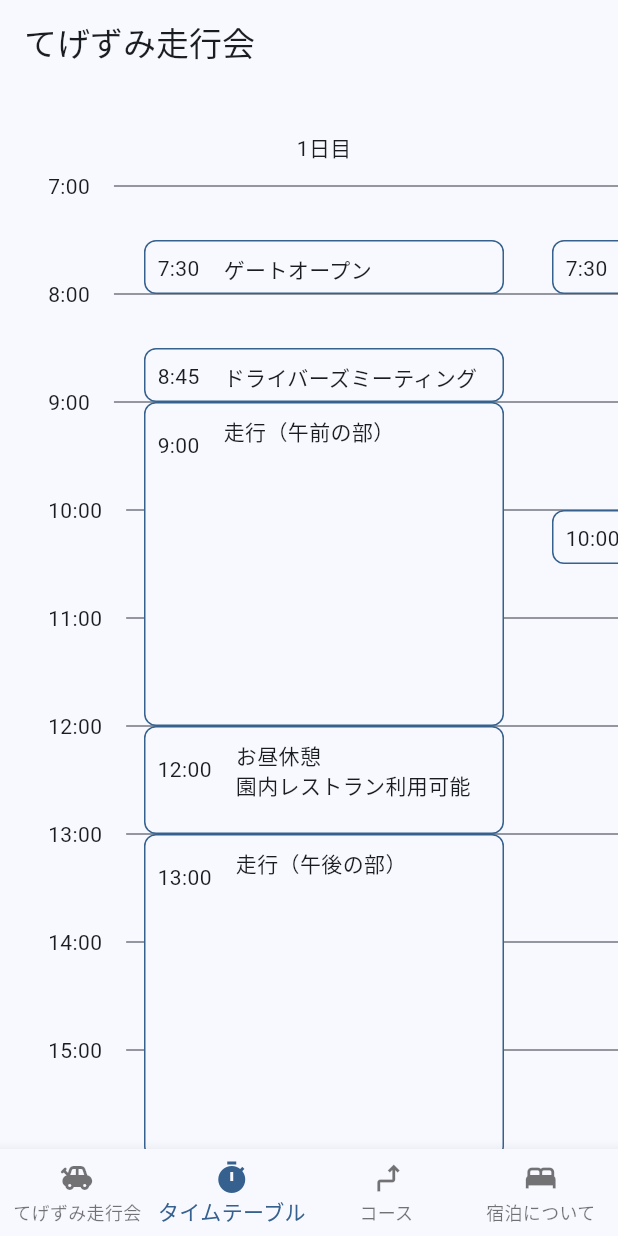
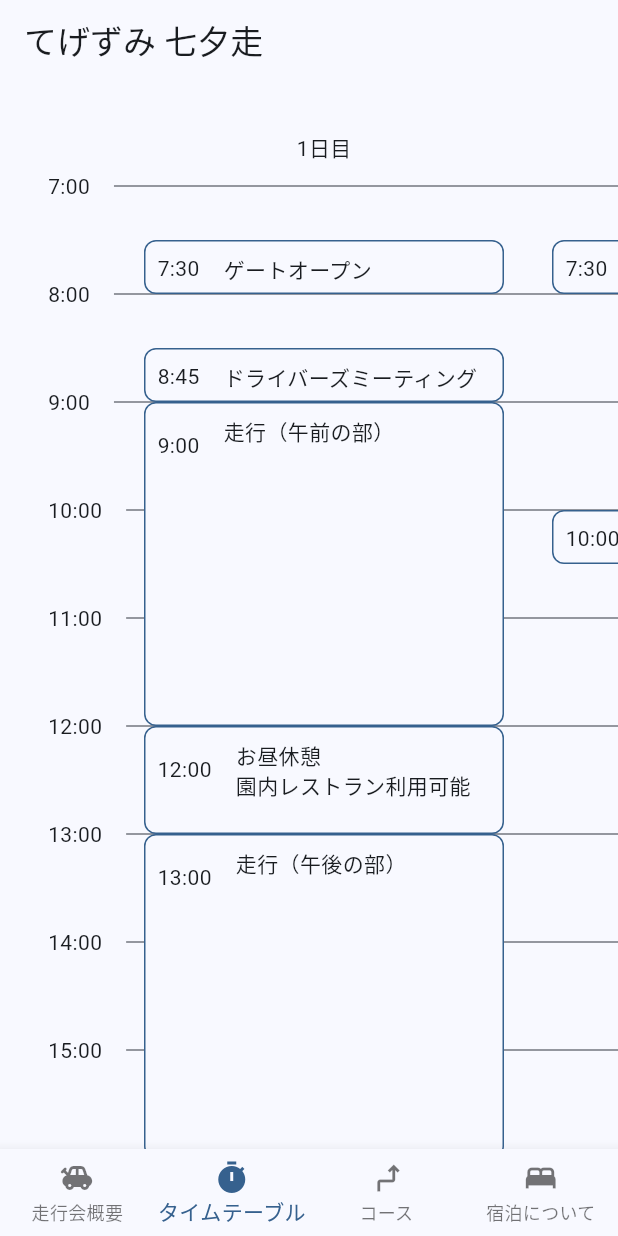
Before and after one commit to tegetege/tegezumi-soukoukai, a Flutter app: the screen it shows after launch, swiped to page 2, on a phone screen of 412 x 824 dp. Run offline on Flutter 3.47's test engine with Material 3 defaults, Android fonts, the phone set to English and light mode, and no system bars; our stand-ins replace flutter_hooks, google_fonts; missing offline and left inert: webviewx_plus.

Commit message:
2024年バージョンに修正

```diff
--- a/lib/course_page.dart
+++ b/lib/course_page.dart
@@ -10,22 +10,21 @@ class CoursePage extends StatelessWidget {
       child: Column(
         children: [
           Course(
-            title: '午前コース',
-            comments: 'トウセコメンツ\n'
-                '・午前コースはグリップで走ることを想定して作成しました.\n'
-                '  -> ラインの自由度を減らして、オンザレールに車をコントロール出来る必要があるようにしています.\n'
-                '・前半セクション(黒線&オレンジ線)は大きなコーナを利用しての荷重移動の練習を狙っています.\n'
-                '・青線セクションは小さなコーナで構成して、ハンドル捌きやターンの練習ができることを目的としています.\n',
-            imagePath: 'images/course_am.jpg',
+            title: '午前コース', comments: '作成中...\n',
+            // '・午前コースはグリップで走ることを想定して作成しました.\n'
+            // '  -> ラインの自由度を減らして、オンザレールに車をコントロール出来る必要があるようにしています.\n'
+            // '・前半セクション(黒線&オレンジ線)は大きなコーナを利用しての荷重移動の練習を狙っています.\n'
+            // '・青線セクションは小さなコーナで構成して、ハンドル捌きやターンの練習ができることを目的としています.\n',
+            imagePath: 'images/now_making.png',
           ),
           Course(
             title: '午後コース',
-            comments: 'トウセコメンツ\n'
-                '・午後コースはドリフトで走ることも想定して作成してみました.\n'
-                '  -> 大きなコーナーで構成して、ラインの自由度を残したコース設定をしてみました.\n'
-                '・横Gがかかる時間が長くなるようにコース作成してみました.\n'
-                '  -> グリップ走行組からすると疲れちゃうかも?(もう少しバランスとった方が良いかもと思いつつ...)\n',
-            imagePath: 'images/course_pm.jpg',
+            comments: '作成中...\n',
+            // '・午後コースはドリフトで走ることも想定して作成してみました.\n'
+            // '  -> 大きなコーナーで構成して、ラインの自由度を残したコース設定をしてみました.\n'
+            // '・横Gがかかる時間が長くなるようにコース作成してみました.\n'
+            // '  -> グリップ走行組からすると疲れちゃうかも?(もう少しバランスとった方が良いかもと思いつつ...)\n',
+            imagePath: 'images/now_making.png',
           ),
         ],
       ),
--- a/lib/main.dart
+++ b/lib/main.dart
@@ -31,14 +31,14 @@ class MyApp extends StatelessWidget {
     );
 
     return MaterialApp(
-      title: 'てげずみ走行会',
+      title: 'てげずみ 七夕走',
       theme: lightTheme.copyWith(
         textTheme: GoogleFonts.mPlusRounded1cTextTheme(lightTheme.textTheme),
       ),
       darkTheme: darkTheme.copyWith(
         textTheme: GoogleFonts.mPlusRounded1cTextTheme(darkTheme.textTheme),
       ),
-      home: const HomePage(title: 'てげずみ走行会'),
+      home: const HomePage(title: 'てげずみ 七夕走'),
     );
   }
 }
@@ -55,7 +55,7 @@ class HomePage extends HookWidget {
 
     return Scaffold(
       appBar: AppBar(
-        title: const Text('てげずみ走行会'),
+        title: const Text('てげずみ 七夕走'),
       ),
       body: PageView(
         controller: pageViewController,
@@ -77,7 +77,7 @@ class HomePage extends HookWidget {
         items: const [
           BottomNavigationBarItem(
             icon: Icon(Icons.toys),
-            label: 'てげずみ走行会',
+            label: '走行会概要',
           ),
           BottomNavigationBarItem(
             icon: Icon(Icons.timer),
--- a/lib/top_page.dart
+++ b/lib/top_page.dart
@@ -20,7 +20,7 @@ class TopPage extends StatelessWidget {
             style: Theme.of(context).textTheme.headlineLarge,
           ),
           const SizedBox(height: 16),
-          const Text('2023年7月1日(土)'),
+          const Text('2024年7月6日(土)'),
           const SizedBox(height: 32),
           Text(
             '会場アクセス',
@@ -59,7 +59,7 @@ class TopPage extends StatelessWidget {
           const SizedBox(height: 16),
           const Text('「野外ステージ」エリアをパドックとして利用します(20~25台程度)'),
           const Text('走行車両優先で利用お願いいたします。'),
-          const Text('見学で来られる方は、マップ右上の「駐車場」の利用協力をお願いいたします。'),
+          const Text('見学で来られる方は、マップ右上の「駐車場("野外ステージでは無い方")」の利用協力をお願いいたします。'),
           Image.asset('images/gunsai_park_map.jpg'),
           RichText(
             text: TextSpan(
--- a/pubspec.yaml
+++ b/pubspec.yaml
@@ -1,5 +1,5 @@
 name: tegezumi
-description: てげずみ走行会
+description: てげずみ 七夕走
 # The following line prevents the package from being accidentally published to
 # pub.dev using `flutter pub publish`. This is preferred for private packages.
 publish_to: 'none' # Remove this line if you wish to publish to pub.dev
```
Also changed, not shown: images/now_making.png (added), 2 other files.
